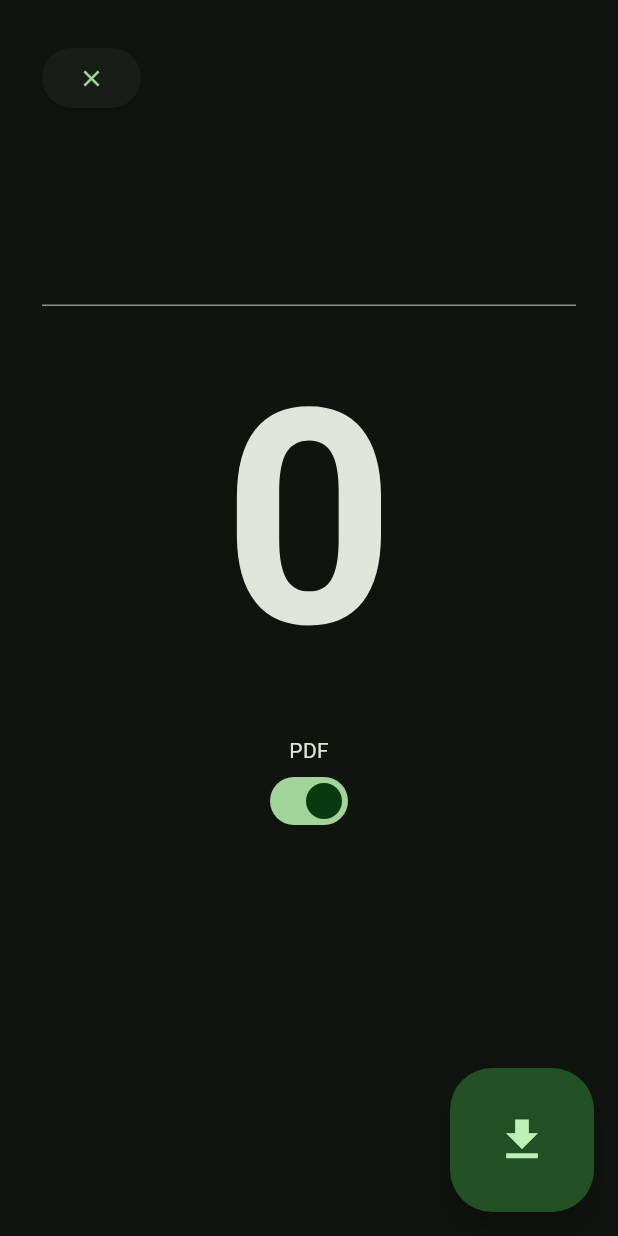
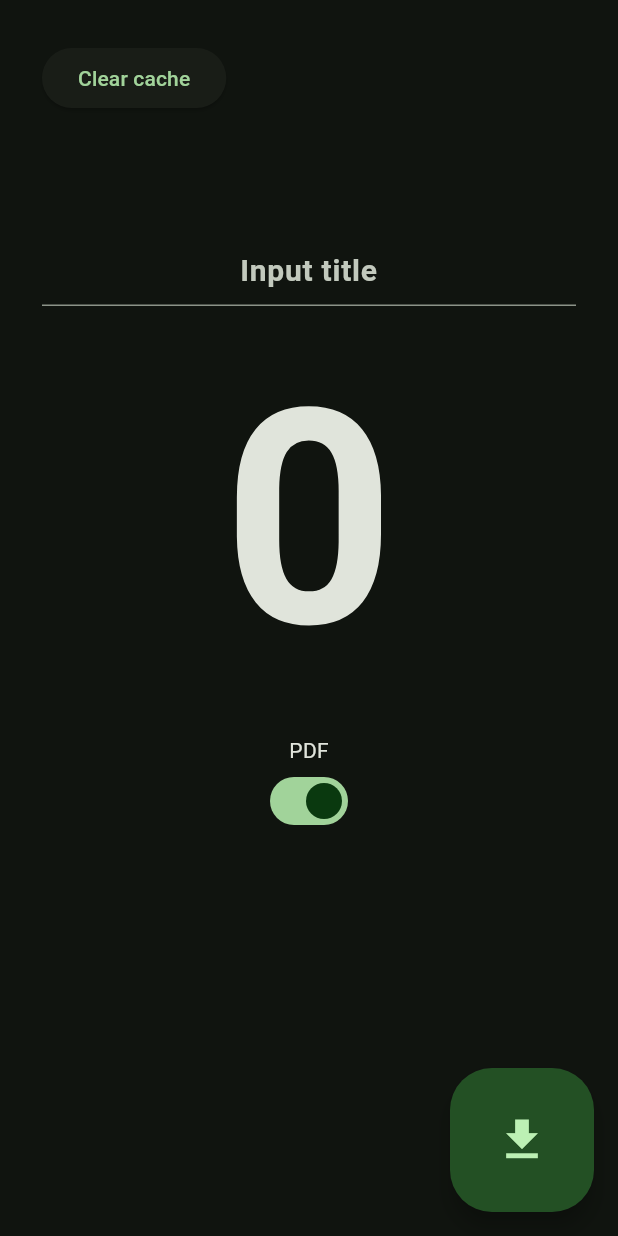
Before and after one commit to natsuk4ze/serial, a Flutter app: the screen it shows after launch, on a phone screen of 412 x 824 dp. Run offline on Flutter 3.47's test engine with Material 3 defaults, Android fonts, the phone set to English and light mode, and no system bars; our stand-ins replace dio, flutter_hooks, gap, open_file, pdf.

Commit message:
Update home.dart

```diff
--- a/lib/home.dart
+++ b/lib/home.dart
@@ -30,7 +30,7 @@ class Home extends HookWidget {
                       if (!context.mounted) return;
                       showSnackBar('🧹 Cache cleared', context);
                     },
-                    child: const Icon(Icons.clear),
+                    child: const Text('Clear cache'),
                   ),
                 ),
                 const Gap(80),
@@ -44,6 +44,7 @@ class Home extends HookWidget {
                     controller: title,
                     maxLines: null,
                     onTapOutside: (_) => FocusScope.of(context).unfocus(),
+                    decoration: const InputDecoration(hintText: 'Input title'),
                   ),
                 ),
                 FittedBox(
```
